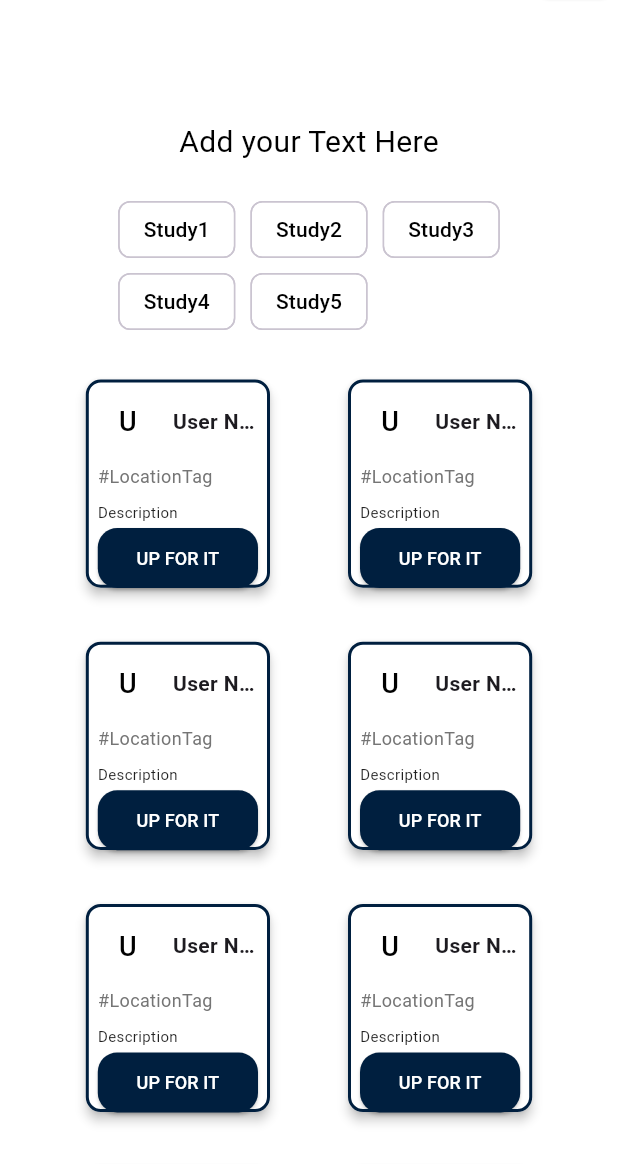
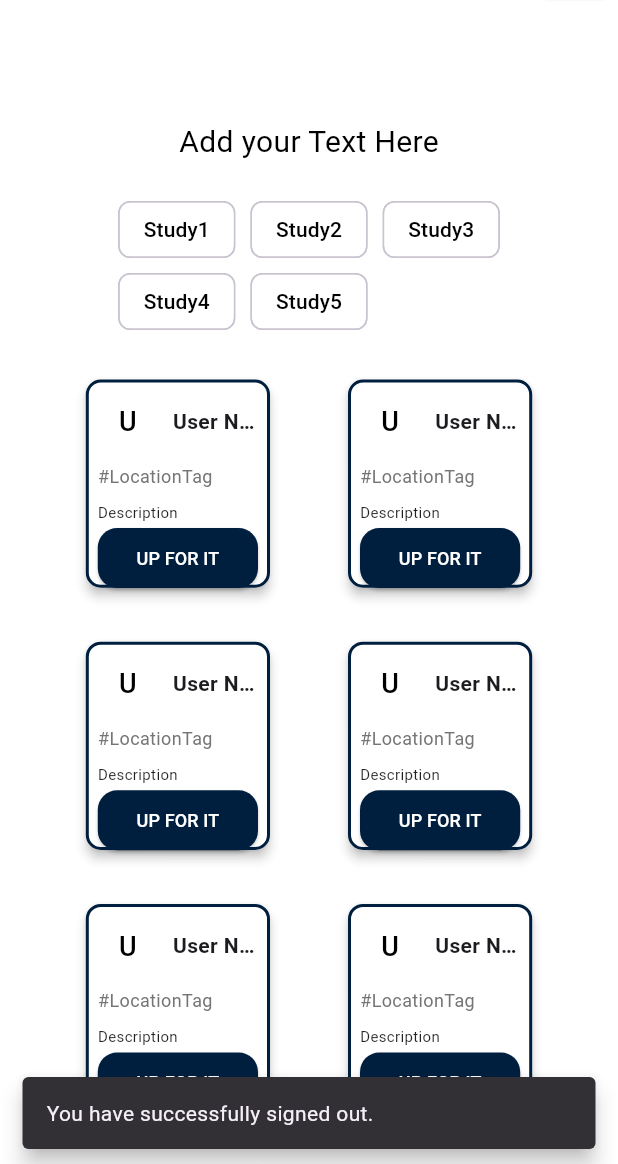
Before and after one commit to jayn95/Calib, a Flutter app: the screen it shows after launch, after a tap on "Login", after a tap on the "logout" icon, on a phone screen of 412 x 824 dp, the part 72-1236 px from its top. Run offline on Flutter 3.47's test engine with Material 3 defaults, Android fonts, the phone set to English and light mode, and no system bars; our stand-ins replace file_picker, firebase_auth, firebase_core, font_awesome_flutter, google_sign_in; accounts and stored records are empty; statements that could not run were skipped.

Commit message:
Update nav.dart for sign out

```diff
--- a/lib/widgets/nav.dart
+++ b/lib/widgets/nav.dart
@@ -3,10 +3,26 @@ import 'package:flutter/material.dart';
 class NavBar extends StatelessWidget {
   final String currentRoute;
 
-  const NavBar({
+  NavBar({
     super.key,
     required this.currentRoute,
   });
+
+  void signOutAndNavigateToLogin(BuildContext context) async {
+    await _authService.signOut();
+    ScaffoldMessenger.of(context).showSnackBar(
+      const SnackBar(
+        content: Text('You have successfully signed out.'),
+        behavior: SnackBarBehavior.floating,
+        duration: Duration(seconds: 3),
+      ),
+    );
+    Navigator.pushNamedAndRemoveUntil(
+      context,
+      '/login',
+          (route) => false,
+    );
+  }
 
   @override
   Widget build(BuildContext context) {
@@ -92,13 +108,7 @@ class NavBar extends StatelessWidget {
       child: SizedBox(
         width: buttonWidth,
         child: ElevatedButton(
-          onPressed: () {
-            Navigator.pushNamedAndRemoveUntil(
-              context,
-              '/login',
-              (route) => false,
-            );
-          },
+          onPressed: () => signOutAndNavigateToLogin(context),
           style: ElevatedButton.styleFrom(
             backgroundColor: const Color(0xFF3A6D8C),
             foregroundColor: Colors.white,
```
